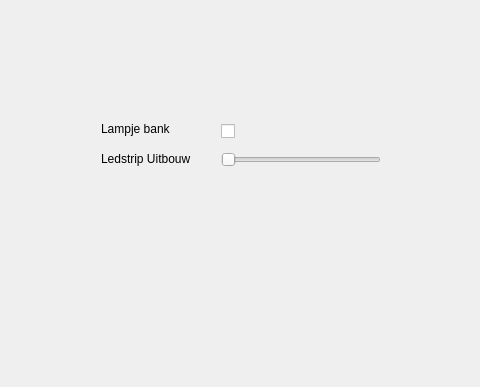
This is src/mainwindow.ui in gjvanderheiden/qknx as Qt 5 draws it before an edit; both pictures show x 139 to 619 and y 0 to 387 of the 1318 by 602 pixel window. The edited form follows.
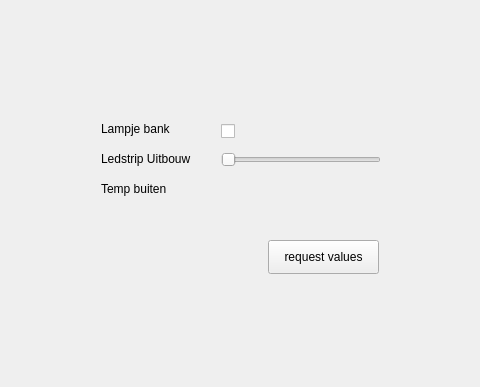
This is the edited form.

```diff
--- a/src/mainwindow.ui
+++ b/src/mainwindow.ui
@@ -66,6 +66,45 @@
      <string>Lampje bank</string>
     </property>
    </widget>
+   <widget class="QLabel" name="label_3">
+    <property name="geometry">
+     <rect>
+      <x>240</x>
+      <y>180</y>
+      <width>111</width>
+      <height>18</height>
+     </rect>
+    </property>
+    <property name="text">
+     <string>Temp buiten</string>
+    </property>
+   </widget>
+   <widget class="QLabel" name="valueTemp">
+    <property name="geometry">
+     <rect>
+      <x>360</x>
+      <y>180</y>
+      <width>111</width>
+      <height>18</height>
+     </rect>
+    </property>
+    <property name="text">
+     <string/>
+    </property>
+   </widget>
+   <widget class="QPushButton" name="updateButton">
+    <property name="geometry">
+     <rect>
+      <x>407</x>
+      <y>240</y>
+      <width>111</width>
+      <height>34</height>
+     </rect>
+    </property>
+    <property name="text">
+     <string>request values</string>
+    </property>
+   </widget>
   </widget>
   <widget class="QMenuBar" name="menubar">
    <property name="geometry">
```
